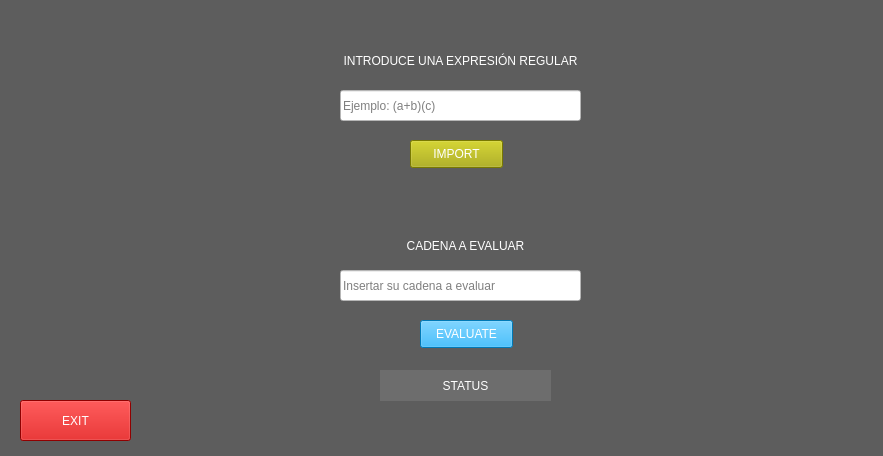
Above: Views/main.ui from JuanChandoqui/Lenguajes_Automatas_C2_A2 before the change. Below: the same form after it.
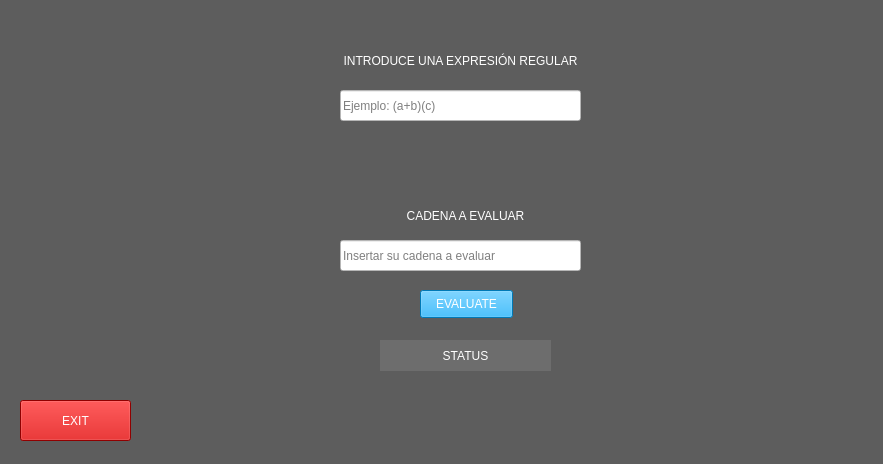
That is the form after the change.

Commit message: working regex reader

Patch:
```diff
--- a/Views/main.ui
+++ b/Views/main.ui
@@ -7,7 +7,7 @@
     <x>0</x>
     <y>0</y>
     <width>883</width>
-    <height>456</height>
+    <height>464</height>
    </rect>
   </property>
   <property name="windowTitle">
@@ -24,7 +24,7 @@
     <property name="geometry">
      <rect>
       <x>420</x>
-      <y>320</y>
+      <y>290</y>
       <width>93</width>
       <height>28</height>
      </rect>
@@ -61,7 +61,7 @@
     <property name="geometry">
      <rect>
       <x>340</x>
-      <y>270</y>
+      <y>240</y>
       <width>241</width>
       <height>31</height>
      </rect>
@@ -83,7 +83,7 @@
     <property name="geometry">
      <rect>
       <x>380</x>
-      <y>370</y>
+      <y>340</y>
       <width>171</width>
       <height>31</height>
      </rect>
@@ -125,28 +125,11 @@
      <string>Ejemplo: (a+b)(c)</string>
     </property>
    </widget>
-   <widget class="QPushButton" name="button_import_regular_expression">
-    <property name="geometry">
-     <rect>
-      <x>410</x>
-      <y>140</y>
-      <width>93</width>
-      <height>28</height>
-     </rect>
-    </property>
-    <property name="styleSheet">
-     <string notr="true">background-color: rgb(170, 170, 0);
-color: rgb(255, 255, 255);</string>
-    </property>
-    <property name="text">
-     <string>IMPORT</string>
-    </property>
-   </widget>
    <widget class="QLabel" name="label_title_2">
     <property name="geometry">
      <rect>
       <x>350</x>
-      <y>230</y>
+      <y>200</y>
       <width>231</width>
       <height>31</height>
      </rect>
```
The commit also changes 2 other files.
